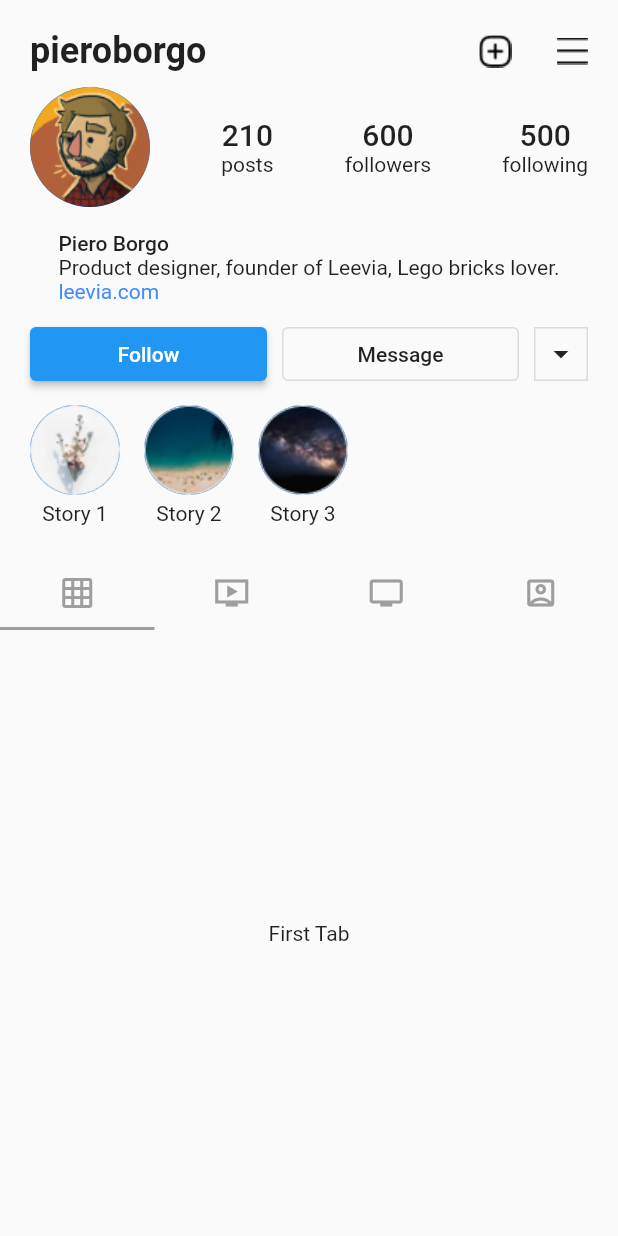
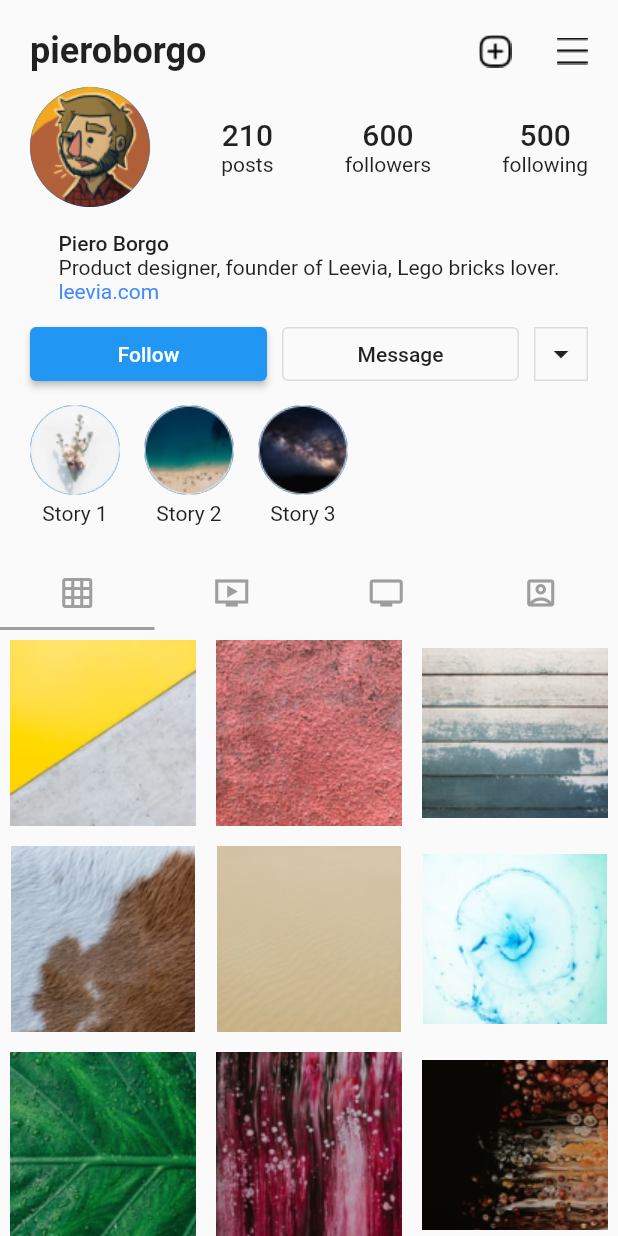
Before and after one commit to CinqueIzumi/Social-Media-Profile-Screen, a Flutter app: the screen it shows after launch, on a phone screen of 412 x 824 dp. Run offline on Flutter 3.47's test engine with Material 2 defaults, Android fonts, the phone set to English and light mode, and no system bars.

Commit message:
Added User's posts

```diff
--- a/lib/widgets/tab_bar.dart
+++ b/lib/widgets/tab_bar.dart
@@ -1,4 +1,5 @@
 import 'package:flutter/material.dart';
+import 'package:social_media_profile_screen/widgets/user_posts.dart';
 
 class CustomTabBar extends StatelessWidget {
   @override
@@ -45,7 +46,7 @@ class CustomTabBar extends StatelessWidget {
               Expanded(
                 child: TabBarView(
                   children: [
-                    Center(child: Text("First Tab")),
+                    UserPosts(),
                     Center(child: Text("Second Tab")),
                     Center(child: Text("Third Tab")),
                     Center(child: Text("Fourth Tab")),
--- /dev/null
+++ b/lib/widgets/user_posts.dart
@@ -0,0 +1,19 @@
+import 'package:flutter/material.dart';
+import 'package:social_media_profile_screen/utils/constants.dart';
+
+class UserPosts extends StatelessWidget {
+  @override
+  Widget build(BuildContext context) {
+    return GridView.builder(
+      gridDelegate: SliverGridDelegateWithFixedCrossAxisCount(
+        crossAxisCount: 3,
+      ),
+      itemCount: 9,
+      itemBuilder: (BuildContext context, int index) {
+        return Image(
+          image: AssetImage(kImagePath + "user_post_${index + 1}.png"),
+        );
+      },
+    );
+  }
+}
```
